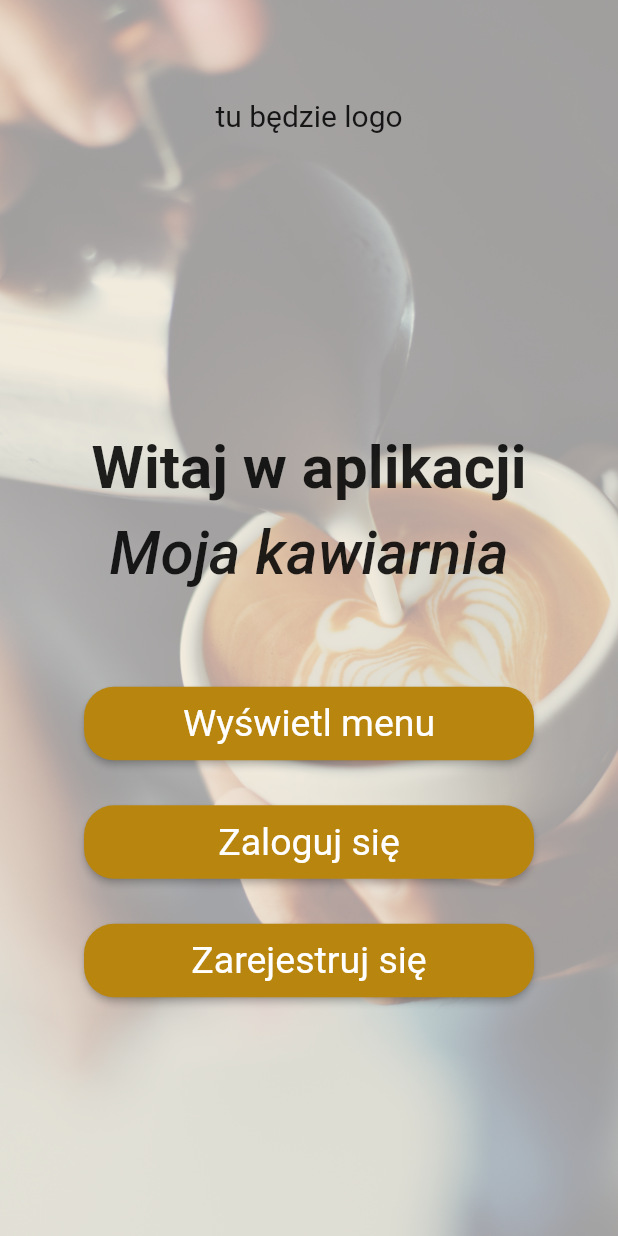
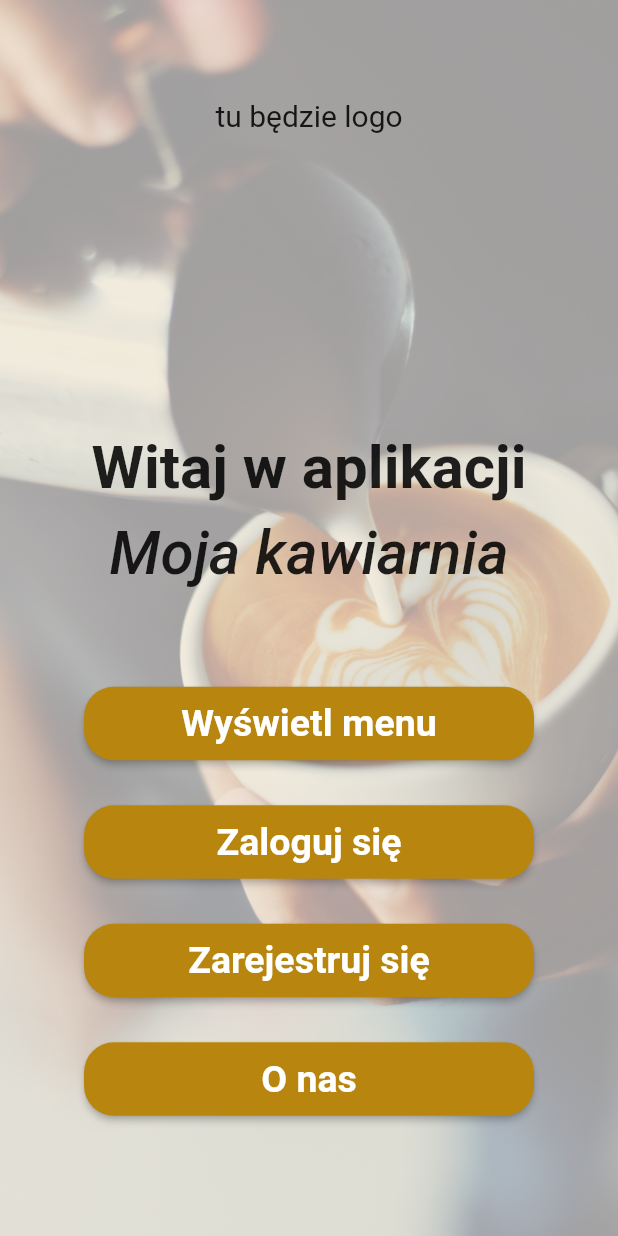
Before and after one commit to FerencMarcin/Cafe-mobile-app, a Flutter app: the screen it shows after launch, on a phone screen of 412 x 824 dp. Run offline on Flutter 3.47's test engine with Material 2 defaults, Android fonts, the phone set to English and light mode, and no system bars.

Commit message:
Start screen actualization - Added "o nas" button

```diff
--- a/lib/StartPage.dart
+++ b/lib/StartPage.dart
@@ -69,7 +69,7 @@ class _StartScreenState extends State<StartScreen> {
                             onPressed: () {},
                             child: const Padding(
                               padding: EdgeInsets.all(10.0),
-                              child: Text('Wyświetl menu'),
+                              child: Text('Wyświetl menu', style: TextStyle(fontWeight: FontWeight.w600)),
                             ),
                           ),
                           const SizedBox(height: 30),
@@ -78,7 +78,7 @@ class _StartScreenState extends State<StartScreen> {
                             onPressed: () {},
                             child: const Padding(
                               padding: EdgeInsets.all(10.0),
-                              child: Text('Zaloguj się'),
+                              child: Text('Zaloguj się', style: TextStyle(fontWeight: FontWeight.w600)),
                             ),
                           ),
                           const SizedBox(height: 30),
@@ -87,14 +87,22 @@ class _StartScreenState extends State<StartScreen> {
                             onPressed: () {},
                             child: const Padding(
                               padding: EdgeInsets.all(10.0),
-                              child: Text('Zarejestruj się'),
+                              child: Text('Zarejestruj się', style: TextStyle(fontWeight: FontWeight.w600)),
+                            ),
+                          ),
+                          const SizedBox(height: 30),
+                          ElevatedButton(
+                            style: style,
+                            onPressed: () {},
+                            child: const Padding(
+                              padding: EdgeInsets.all(10.0),
+                              child: Text('O nas', style: TextStyle(fontWeight: FontWeight.w600)),
                             ),
                           ),
                         ],
                       ),
                     ),
                   ),
-
                 ],
               ),
             ),
```
